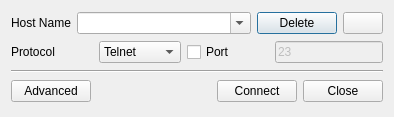
Above: src/ui/quickdialog.ui from mytbk/fqterm before the change. Below: the same form after it.
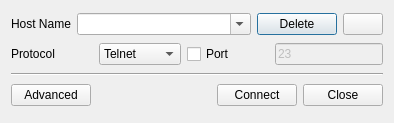
That is the form after the change. Icons and pictures are not drawn.

```diff
--- a/src/ui/quickdialog.ui
+++ b/src/ui/quickdialog.ui
@@ -1,12 +1,12 @@
 <ui version="4.0" >
  <class>quickDialog</class>
- <widget class="QDialog" name="quickDialog" >
-  <property name="geometry" >
+ <widget class="QDialog" name="quickDialog">
+  <property name="geometry">
    <rect>
     <x>0</x>
     <y>0</y>
     <width>394</width>
-    <height>117</height>
+    <height>123</height>
    </rect>
   </property>
   <property name="sizePolicy" >
@@ -180,7 +180,7 @@
    </item>
   </layout>
  </widget>
- <layoutdefault spacing="6" margin="11" />
+ <layoutdefault spacing="6" margin="11"/>
  <tabstops>
   <tabstop>historyComboBox</tabstop>
   <tabstop>deletePushButton</tabstop>
```
Left out of the diff: 114 changed lines with no effect on the pictures.
